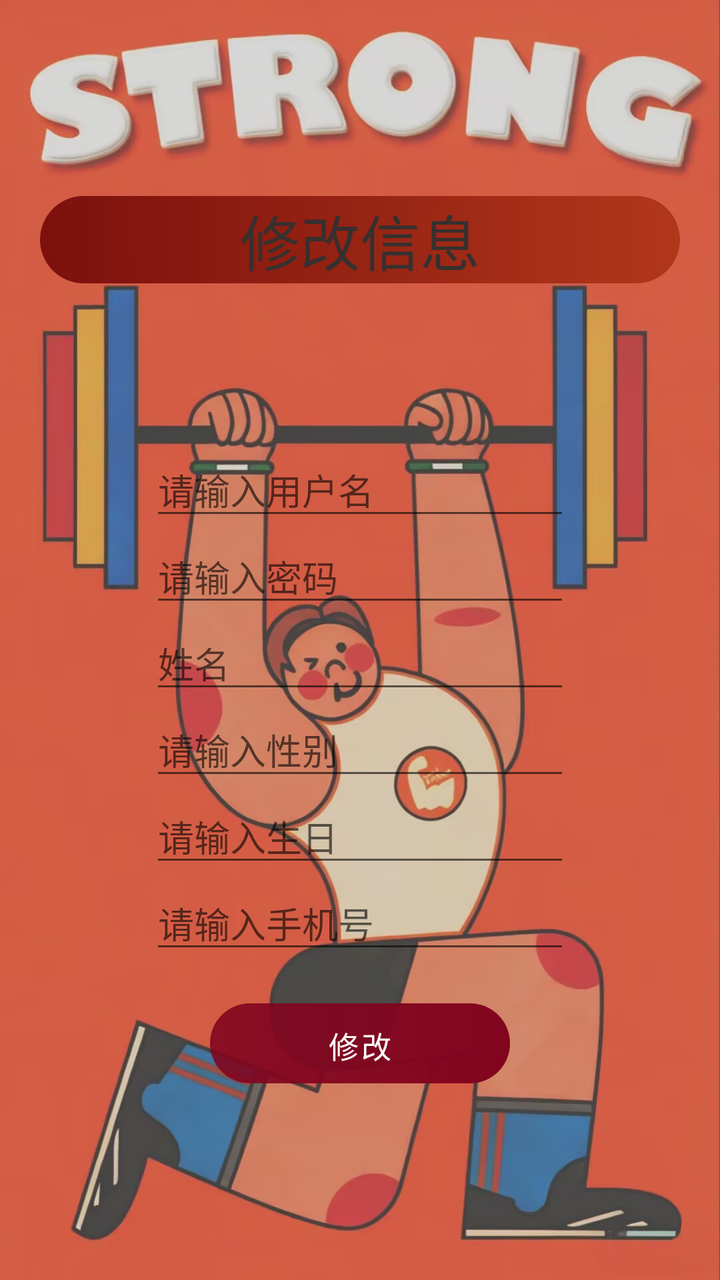
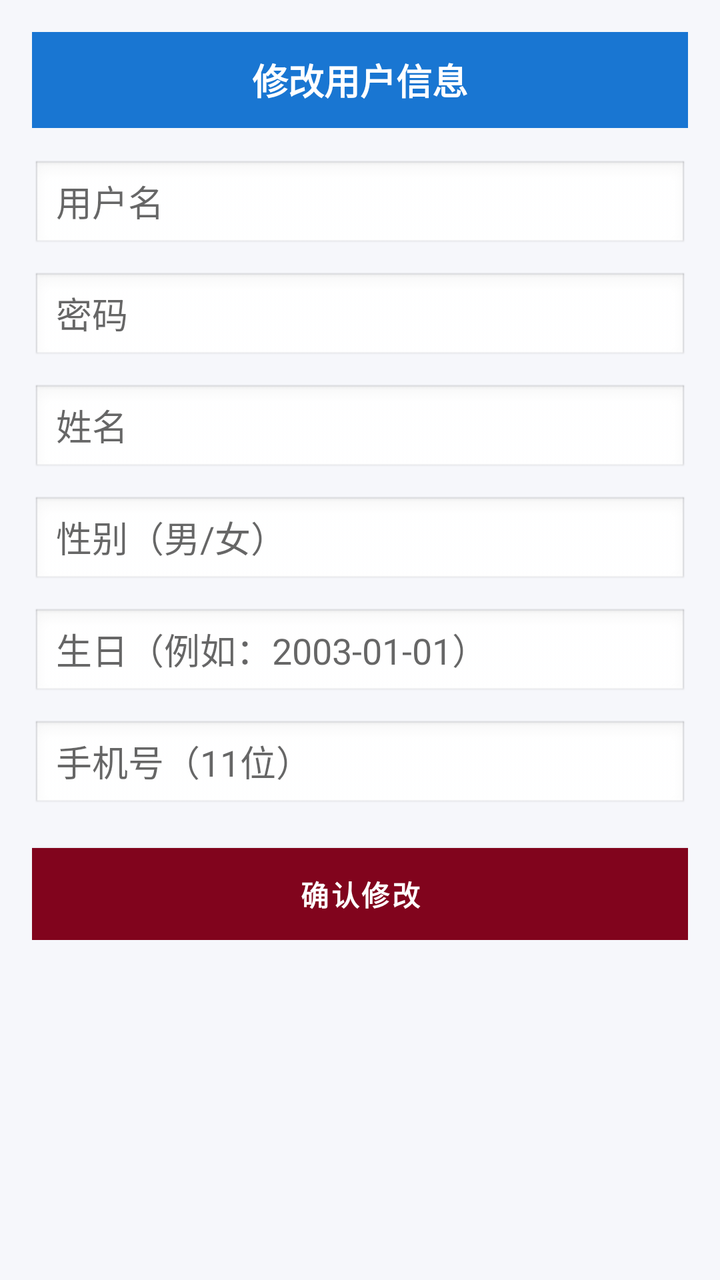

Screens rendered from an Android XML layout before and after an edit, with the pre-edit source and the edit as a unified diff.
<!-- AndroidManifest.xml: application theme AppTheme -->
<!-- res/layout/activity_admin_update_user.xml -->
<?xml version="1.0" encoding="utf-8"?>
<LinearLayout xmlns:android="http://schemas.android.com/apk/res/android"
    xmlns:app="http://schemas.android.com/apk/res-auto"
    xmlns:tools="http://schemas.android.com/tools"
    android:layout_width="match_parent"
    android:layout_height="match_parent"
    android:orientation="vertical"
    android:gravity="center"
    android:background="@drawable/i4"
    tools:context="com.example.administrator.sportmanager.admin.registerActivity">

    <TextView
        android:id="@+id/textView"
        android:layout_width="match_parent"
        android:layout_height="wrap_content"
        android:layout_marginBottom="80dp"
        android:layout_marginLeft="20dp"
        android:layout_marginRight="20dp"
        android:background="@drawable/bg_button_blue_gradient"
        android:gravity="center"
        android:text="修改信息"
        android:textColor="#37302F"
        android:textSize="30sp" />

    <EditText
        android:id="@+id/r_name"
        android:layout_width="wrap_content"
        android:layout_height="wrap_content"
        android:ems="10"
        android:inputType="textPersonName"
        android:hint="请输入用户名" />

    <EditText
        android:id="@+id/r_password"
        android:layout_width="wrap_content"
        android:layout_height="wrap_content"
        android:ems="10"
        android:inputType="textPassword"
        android:hint="请输入密码"/>

    <EditText
        android:id="@+id/user_name"
        android:layout_width="wrap_content"
        android:layout_height="wrap_content"
        android:ems="10"
        android:hint="姓名"/>
    <EditText
        android:id="@+id/r_sex"
        android:layout_width="wrap_content"
        android:layout_height="wrap_content"
        android:ems="10"
        android:digits="男女"
        android:maxLength="1"
        android:hint="请输入性别" />

    <EditText
        android:id="@+id/r_birthday"
        android:layout_width="wrap_content"
        android:layout_height="wrap_content"
        android:ems="10"
        android:hint="请输入生日"/>
    <EditText
        android:id="@+id/r_phone"
        android:layout_width="wrap_content"
        android:layout_height="wrap_content"
        android:ems="10"
        android:inputType="number"
        android:maxLength="11"
        android:hint="请输入手机号" />


    <Button
        android:id="@+id/r_register"
        android:layout_width="150dp"
        android:layout_height="40dp"
        android:layout_marginTop="20dp"
        android:text="修改"

        android:layout_alignBaseline="@+id/r_back"
        android:layout_alignBottom="@+id/r_back"
        android:layout_alignRight="@+id/r_password"
        android:layout_alignEnd="@+id/r_password"
        android:background="@drawable/bg_button_blue_gradient"
        android:textSize="15sp"/>
</LinearLayout>
<!-- resources referenced by this layout -->
<resources>
  <!-- drawable bg_button_blue_gradient (drawable) -->
  <?xml version="1.0" encoding="utf-8"?>
  <shape xmlns:android="http://schemas.android.com/apk/res/android"
  android:shape="rectangle">
  
      <gradient android:type="linear" android:useLevel="true" android:startColor="#B1371A" android:endColor="#E2700505" android:angle="180" />
  
      />
  <padding
      android:left="10dp"
      android:right="10dp"/>
  <corners
      android:radius="40dp"/>
  
  </shape>
  <!-- drawable i4: jpg bitmap (drawable, 135880 bytes) -->
  <style name="AppTheme" parent="Theme.MaterialComponents.Light.NoActionBar">
          <item name="colorPrimary">#81041D</item>
          <item name="colorPrimaryVariant">#80041D</item>
          <item name="colorSecondary">#81041D</item>
      </style>
</resources>

<!-- the commit's change to res/layout/activity_admin_update_user.xml (unified diff, before → after) -->
@@ -1,85 +1,95 @@
 <?xml version="1.0" encoding="utf-8"?>
-<LinearLayout xmlns:android="http://schemas.android.com/apk/res/android"
-    xmlns:app="http://schemas.android.com/apk/res-auto"
-    xmlns:tools="http://schemas.android.com/tools"
+<ScrollView xmlns:android="http://schemas.android.com/apk/res/android"
     android:layout_width="match_parent"
     android:layout_height="match_parent"
-    android:orientation="vertical"
-    android:gravity="center"
-    android:background="@drawable/i4"
-    tools:context="com.example.administrator.sportmanager.admin.registerActivity">
+    android:background="#F6F7FB">
 
-    <TextView
-        android:id="@+id/textView"
+    <LinearLayout
         android:layout_width="match_parent"
         android:layout_height="wrap_content"
-        android:layout_marginBottom="80dp"
-        android:layout_marginLeft="20dp"
-        android:layout_marginRight="20dp"
-        android:background="@drawable/bg_button_blue_gradient"
-        android:gravity="center"
-        android:text="修改信息"
-        android:textColor="#37302F"
-        android:textSize="30sp" />
+        android:padding="16dp"
+        android:orientation="vertical">
 
-    <EditText
-        android:id="@+id/r_name"
-        android:layout_width="wrap_content"
-        android:layout_height="wrap_content"
-        android:ems="10"
-        android:inputType="textPersonName"
-        android:hint="请输入用户名" />
+        <TextView
+            android:layout_width="match_parent"
+            android:layout_height="48dp"
+            android:background="#1976D2"
+            android:gravity="center"
+            android:text="修改用户信息"
+            android:textColor="@android:color/white"
+            android:textSize="18sp"
+            android:textStyle="bold" />
 
-    <EditText
-        android:id="@+id/r_password"
-        android:layout_width="wrap_content"
-        android:layout_height="wrap_content"
-        android:ems="10"
-        android:inputType="textPassword"
-        android:hint="请输入密码"/>
+        <EditText
+            android:id="@+id/r_name"
+            android:layout_width="match_parent"
+            android:layout_height="46dp"
+            android:layout_marginTop="16dp"
+            android:background="@android:drawable/edit_text"
+            android:hint="用户名"
+            android:paddingStart="12dp"
+            android:paddingEnd="12dp" />
 
-    <EditText
-        android:id="@+id/user_name"
-        android:layout_width="wrap_content"
-        android:layout_height="wrap_content"
-        android:ems="10"
-        android:hint="姓名"/>
-    <EditText
-        android:id="@+id/r_sex"
-        android:layout_width="wrap_content"
-        android:layout_height="wrap_content"
-        android:ems="10"
-        android:digits="男女"
-        android:maxLength="1"
-        android:hint="请输入性别" />
+        <EditText
+            android:id="@+id/r_password"
+            android:layout_width="match_parent"
+            android:layout_height="46dp"
+            android:layout_marginTop="10dp"
+            android:background="@android:drawable/edit_text"
+            android:hint="密码"
+            android:inputType="textPassword"
+            android:paddingStart="12dp"
+            android:paddingEnd="12dp" />
 
-    <EditText
-        android:id="@+id/r_birthday"
-        android:layout_width="wrap_content"
-        android:layout_height="wrap_content"
-        android:ems="10"
-        android:hint="请输入生日"/>
-    <EditText
-        android:id="@+id/r_phone"
-        android:layout_width="wrap_content"
-        android:layout_height="wrap_content"
-        android:ems="10"
-        android:inputType="number"
-        android:maxLength="11"
-        android:hint="请输入手机号" />
+        <EditText
+            android:id="@+id/user_name"
+            android:layout_width="match_parent"
+            android:layout_height="46dp"
+            android:layout_marginTop="10dp"
+            android:background="@android:drawable/edit_text"
+            android:hint="姓名"
+            android:paddingStart="12dp"
+            android:paddingEnd="12dp" />
 
+        <EditText
+            android:id="@+id/r_sex"
+            android:layout_width="match_parent"
+            android:layout_height="46dp"
+            android:layout_marginTop="10dp"
+            android:background="@android:drawable/edit_text"
+            android:hint="性别（男/女）"
+            android:paddingStart="12dp"
+            android:paddingEnd="12dp" />
 
-    <Button
-        android:id="@+id/r_register"
-        android:layout_width="150dp"
-        android:layout_height="40dp"
-        android:layout_marginTop="20dp"
-        android:text="修改"
+        <EditText
+            android:id="@+id/r_birthday"
+            android:layout_width="match_parent"
+            android:layout_height="46dp"
+            android:layout_marginTop="10dp"
+            android:background="@android:drawable/edit_text"
+            android:hint="生日（例如：2003-01-01）"
+            android:paddingStart="12dp"
+            android:paddingEnd="12dp" />
 
-        android:layout_alignBaseline="@+id/r_back"
-        android:layout_alignBottom="@+id/r_back"
-        android:layout_alignRight="@+id/r_password"
-        android:layout_alignEnd="@+id/r_password"
-        android:background="@drawable/bg_button_blue_gradient"
-        android:textSize="15sp"/>
-</LinearLayout>
+        <EditText
+            android:id="@+id/r_phone"
+            android:layout_width="match_parent"
+            android:layout_height="46dp"
+            android:layout_marginTop="10dp"
+            android:background="@android:drawable/edit_text"
+            android:hint="手机号（11位）"
+            android:inputType="number"
+            android:paddingStart="12dp"
+            android:paddingEnd="12dp" />
+
+        <Button
+            android:id="@+id/r_register"
+            android:layout_width="match_parent"
+            android:layout_height="46dp"
+            android:layout_marginTop="18dp"
+            android:background="#1976D2"
+            android:text="确认修改"
+            android:textColor="@android:color/white"
+            android:textStyle="bold" />
+    </LinearLayout>
+</ScrollView>
<!-- resource entries referenced after the edit -->
@@ -1,21 +1,5 @@
 <!-- resources referenced by this layout -->
 <resources>
-  <!-- drawable bg_button_blue_gradient (drawable) -->
-  <?xml version="1.0" encoding="utf-8"?>
-  <shape xmlns:android="http://schemas.android.com/apk/res/android"
-  android:shape="rectangle">
-  
-      <gradient android:type="linear" android:useLevel="true" android:startColor="#B1371A" android:endColor="#E2700505" android:angle="180" />
-  
-      />
-  <padding
-      android:left="10dp"
-      android:right="10dp"/>
-  <corners
-      android:radius="40dp"/>
-  
-  </shape>
-  <!-- drawable i4: jpg bitmap (drawable, 135880 bytes) -->
   <style name="AppTheme" parent="Theme.MaterialComponents.Light.NoActionBar">
           <item name="colorPrimary">#81041D</item>
           <item name="colorPrimaryVariant">#80041D</item>
